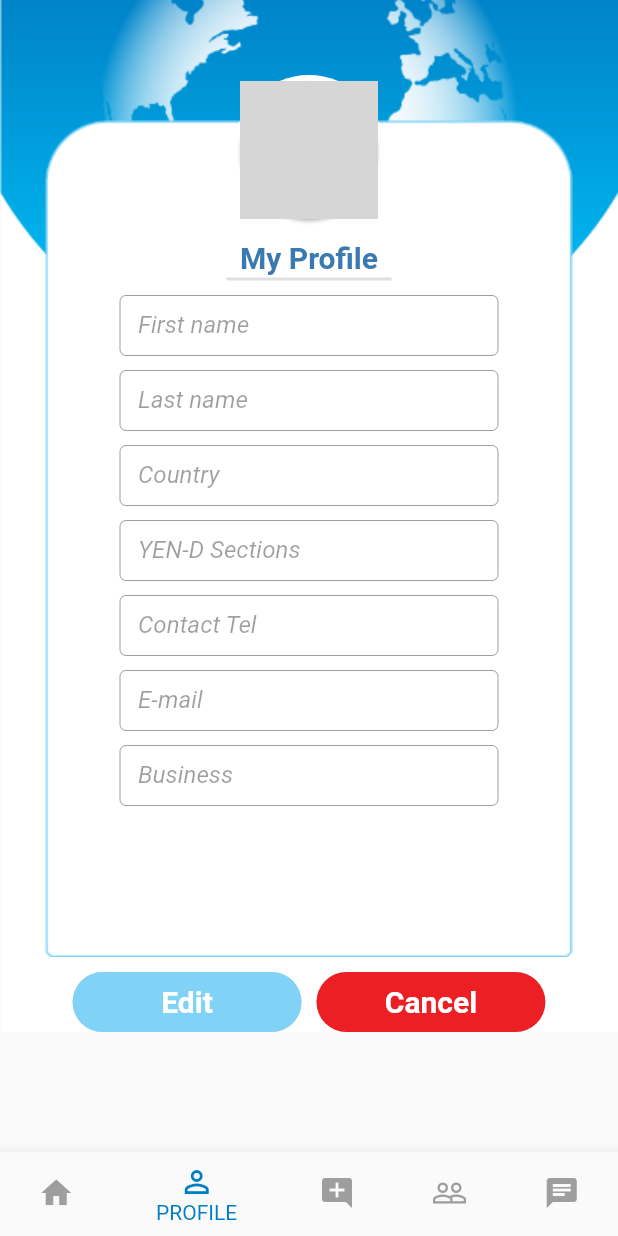
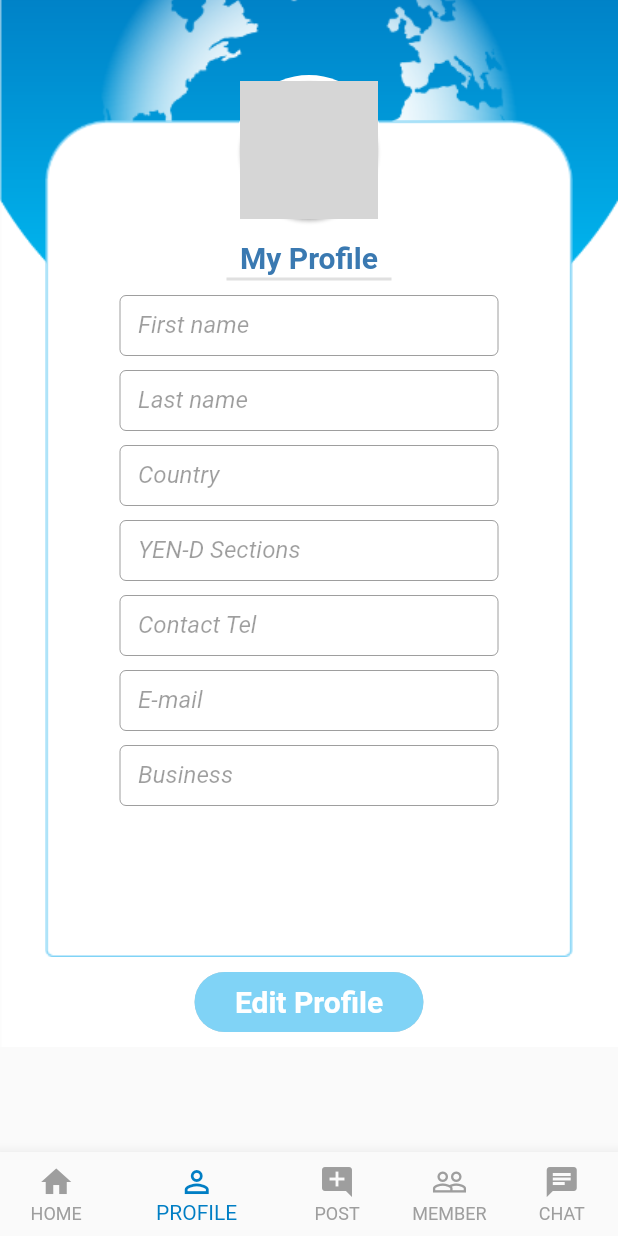
Before and after one commit to Ozarkk191/yen-dx, a Flutter app: the NavigationPage screen opened directly, item 2 of the bottom bar chosen, on a phone screen of 412 x 824 dp. Run offline on Flutter 3.47's test engine with Material 2 defaults, Android fonts, the phone set to English and light mode, and no system bars; drawn by our look-alikes of loading_overlay; our stand-ins replace badges, cloud_firestore, firebase_auth, firebase_core, firebase_storage, image_picker and 1 more; accounts and stored records are empty; network calls fail; grey boxes are pictures that could not be loaded.

Commit message:
add appicons, fix navigations, change dialogbox text from thai to english

```diff
--- /dev/null
+++ b/lib/src/page/chat/chat_page.dart
@@ -0,0 +1,15 @@
+import 'package:flutter/material.dart';
+
+class ChatPage extends StatelessWidget {
+  @override
+  Widget build(BuildContext context) {
+    return Scaffold(
+      appBar: AppBar(
+        title: Text('Chat Page'),
+      ),
+      body: Center(
+        child: Text('Chat'),
+      ),
+    );
+  }
+}
--- a/lib/src/page/navigation/navigation_page.dart
+++ b/lib/src/page/navigation/navigation_page.dart
@@ -1,6 +1,6 @@
 import 'package:flutter/material.dart';
+import 'package:yen/src/page/chat/chat_page.dart';
 import 'package:yen/src/page/home/home_page.dart';
-import 'package:yen/src/page/login/login_page.dart';
 import 'package:yen/src/page/member/member_page.dart';
 import 'package:yen/src/page/post/post_page.dart';
 import 'package:yen/src/page/profile/profile_page2.dart';
@@ -17,7 +17,7 @@ class _NavigationPageState extends State<NavigationPage> {
     ProfilePage2(),
     PostPage(),
     MemberPage(),
-    LoginPage(),
+    ChatPage(),
   ];
 
   void _onItemTapped(int index) {
@@ -35,6 +35,7 @@ class _NavigationPageState extends State<NavigationPage> {
         child: _widgetOptions.elementAt(_selectedIndex),
       ),
       bottomNavigationBar: BottomNavigationBar(
+        showUnselectedLabels: true,
         items: const <BottomNavigationBarItem>[
           BottomNavigationBarItem(
             icon: Icon(Icons.home),
--- a/lib/src/page/profile/profile_page2.dart
+++ b/lib/src/page/profile/profile_page2.dart
@@ -7,9 +7,6 @@ import 'package:image_picker/image_picker.dart';
 import 'package:loading_overlay/loading_overlay.dart';
 import 'package:toast/toast.dart';
 import 'package:yen/models/user_model.dart';
-import 'package:yen/src/page/profile/profile_page.dart';
-import 'package:yen/src/page/register/register_page.dart';
-import 'package:yen/src/widget_custom/button/back_button.dart';
 import 'package:yen/src/widget_custom/button/non_corner_button.dart';
 import 'package:yen/src/widget_custom/card/avater_profile.dart';
 import 'package:yen/src/widget_custom/line/line.dart';
@@ -243,11 +240,23 @@ class _ProfilePage2State extends State<ProfilePage2> {
                     ),
                   ),
                   SizedBox(height: 10),
-                  Row(
+                  edit ? _buildSaveBtn(context) : _buildEditBtn(context),
+                  SizedBox(height: 10),
+                ],
+              ),
+            ),
+          ),
+        ),
+      ),
+    );
+  }
+
+  Widget _buildSaveBtn(BuildContext context) {
+    return Row(
       mainAxisAlignment: MainAxisAlignment.center,
       children: [
         NonCornerButton(
-                        textButton: edit ? "Save" : "Edit",
+          textButton: "Save",
           textColor: Color(0xffffffff),
           borderRadius: 40,
           padding: 0,
@@ -256,11 +265,7 @@ class _ProfilePage2State extends State<ProfilePage2> {
           textSize: 20,
           onTap: () {
             setState(() {
-                            if (edit) {
               update();
-                            } else {
-                              edit = true;
-                            }
             });
           },
         ),
@@ -281,13 +286,28 @@ class _ProfilePage2State extends State<ProfilePage2> {
           },
         ),
       ],
+    );
+  }
+
+  Widget _buildEditBtn(BuildContext context) {
+    return Row(
+      mainAxisAlignment: MainAxisAlignment.center,
+      children: [
+        NonCornerButton(
+          textButton: "Edit Profile",
+          textColor: Color(0xffffffff),
+          borderRadius: 40,
+          padding: 0,
+          color: Color(0xff80D3F6),
+          width: MediaQuery.of(context).size.width / 2.7,
+          textSize: 20,
+          onTap: () {
+            setState(() {
+              edit = true;
+            });
+          },
         ),
       ],
-              ),
-            ),
-          ),
-        ),
-      ),
     );
   }
 }
```
Also changed, not shown: lib/src/page/home/home_page.dart (+13 -5 lines), lib/src/page/post/post_page.dart (+12 -5 lines), lib/src/page/profile/profile_page.dart (+8 -5 lines), lib/src/page/register/register_page.dart (+39 -9 lines), pubspec.yaml (+2 -9 lines), 46 other files. Lines whose indentation alone changed are shown as unchanged.
